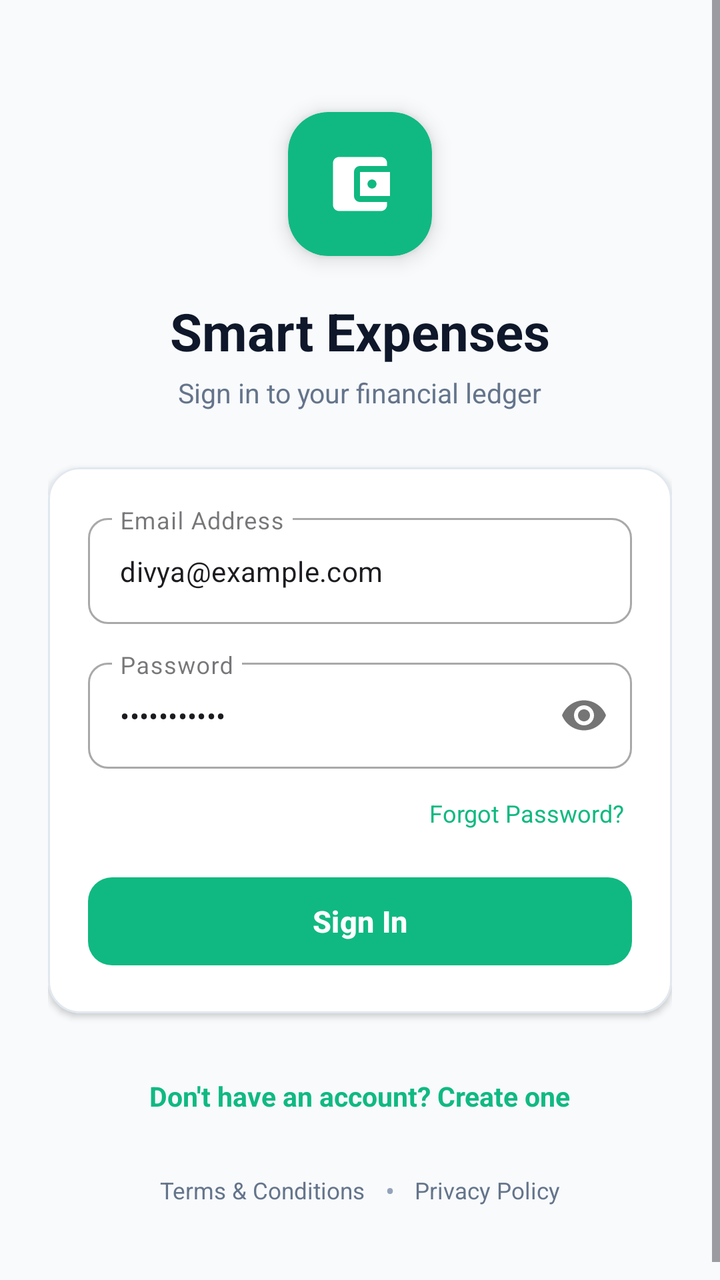
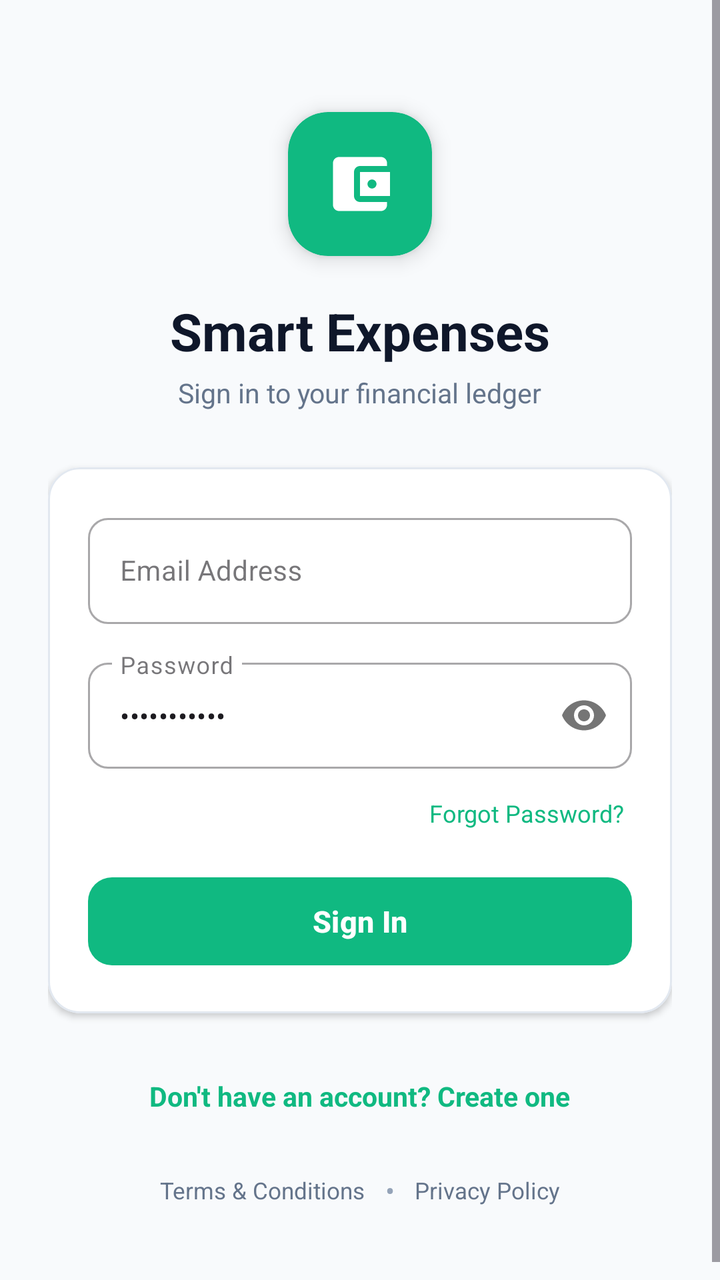

Compare the two renders of this Android layout. The source of the first and the diff that turns it into the second are given below.
<!-- AndroidManifest.xml: application theme Theme.SmartExpensesTracker -->
<!-- res/layout/activity_login.xml -->
<?xml version="1.0" encoding="utf-8"?>
<ScrollView xmlns:android="http://schemas.android.com/apk/res/android"
    xmlns:app="http://schemas.android.com/apk/res-auto"
    android:layout_width="match_parent"
    android:layout_height="match_parent"
    android:fillViewport="true"
    android:background="@color/bg_main">

    <LinearLayout
        android:layout_width="match_parent"
        android:layout_height="wrap_content"
        android:orientation="vertical"
        android:padding="24dp"
        android:gravity="center_horizontal">

        
        <com.google.android.material.card.MaterialCardView
            android:layout_width="72dp"
            android:layout_height="72dp"
            android:layout_marginTop="32dp"
            app:cardCornerRadius="20dp"
            app:cardBackgroundColor="@color/brand_primary"
            app:cardElevation="6dp"
            app:strokeWidth="0dp">

            <ImageView
                android:layout_width="36dp"
                android:layout_height="36dp"
                android:layout_gravity="center"
                android:src="@drawable/ic_wallet"
                app:tint="@color/text_on_primary"
                android:contentDescription="Smart Expenses Tracker Logo" />
        </com.google.android.material.card.MaterialCardView>

        <TextView
            android:layout_width="wrap_content"
            android:layout_height="wrap_content"
            android:layout_marginTop="20dp"
            android:text="Smart Expenses"
            android:textSize="26sp"
            android:textStyle="bold"
            android:textColor="@color/text_primary" />

        <TextView
            android:layout_width="wrap_content"
            android:layout_height="wrap_content"
            android:layout_marginTop="4dp"
            android:text="Sign in to your financial ledger"
            android:textSize="13.5sp"
            android:textColor="@color/text_secondary" />

        
        <com.google.android.material.card.MaterialCardView
            android:layout_width="match_parent"
            android:layout_height="wrap_content"
            android:layout_marginTop="28dp"
            app:cardCornerRadius="16dp"
            app:cardBackgroundColor="@color/bg_card"
            app:cardElevation="2dp"
            app:strokeColor="@color/border_light"
            app:strokeWidth="1dp">

            <LinearLayout
                android:layout_width="match_parent"
                android:layout_height="wrap_content"
                android:orientation="vertical"
                android:padding="20dp">

                
                <com.google.android.material.textfield.TextInputLayout
                    android:id="@+id/tilEmail"
                    style="@style/Widget.MaterialComponents.TextInputLayout.OutlinedBox"
                    android:layout_width="match_parent"
                    android:layout_height="wrap_content"
                    android:hint="Email Address"
                    app:boxCornerRadiusBottomEnd="10dp"
                    app:boxCornerRadiusBottomStart="10dp"
                    app:boxCornerRadiusTopEnd="10dp"
                    app:boxCornerRadiusTopStart="10dp">

                    <com.google.android.material.textfield.TextInputEditText
                        android:id="@+id/etEmail"
                        android:layout_width="match_parent"
                        android:layout_height="wrap_content"
                        android:inputType="textEmailAddress"
                        android:text="divya@example.com"
                        android:maxLines="1"
                        android:textSize="14sp" />
                </com.google.android.material.textfield.TextInputLayout>

                
                <com.google.android.material.textfield.TextInputLayout
                    android:id="@+id/tilPassword"
                    style="@style/Widget.MaterialComponents.TextInputLayout.OutlinedBox"
                    android:layout_width="match_parent"
                    android:layout_height="wrap_content"
                    android:layout_marginTop="14dp"
                    android:hint="Password"
                    app:passwordToggleEnabled="true"
                    app:boxCornerRadiusBottomEnd="10dp"
                    app:boxCornerRadiusBottomStart="10dp"
                    app:boxCornerRadiusTopEnd="10dp"
                    app:boxCornerRadiusTopStart="10dp">

                    <com.google.android.material.textfield.TextInputEditText
                        android:id="@+id/etPassword"
                        android:layout_width="match_parent"
                        android:layout_height="wrap_content"
                        android:inputType="textPassword"
                        android:text="password123"
                        android:maxLines="1"
                        android:textSize="14sp" />
                </com.google.android.material.textfield.TextInputLayout>

                
                <TextView
                    android:id="@+id/tvForgotPassword"
                    android:layout_width="wrap_content"
                    android:layout_height="wrap_content"
                    android:layout_gravity="end"
                    android:layout_marginTop="10dp"
                    android:text="Forgot Password?"
                    android:textSize="12sp"
                    android:textColor="@color/brand_primary"
                    android:padding="4dp" />

                
                <com.google.android.material.button.MaterialButton
                    android:id="@+id/btnLogin"
                    android:layout_width="match_parent"
                    android:layout_height="52dp"
                    android:layout_marginTop="16dp"
                    android:text="Sign In"
                    android:textAllCaps="false"
                    android:textSize="15sp"
                    android:textStyle="bold"
                    android:textColor="@color/text_on_primary"
                    app:backgroundTint="@color/brand_primary"
                    app:cornerRadius="12dp"
                    app:elevation="2dp" />

                
                <ProgressBar
                    android:id="@+id/progressLoading"
                    android:layout_width="32dp"
                    android:layout_height="32dp"
                    android:layout_gravity="center"
                    android:layout_marginTop="12dp"
                    android:indeterminateTint="@color/brand_primary"
                    android:visibility="gone" />

            </LinearLayout>
        </com.google.android.material.card.MaterialCardView>

        
        <TextView
            android:id="@+id/tvSwitchRegister"
            android:layout_width="wrap_content"
            android:layout_height="wrap_content"
            android:layout_marginTop="24dp"
            android:text="Don't have an account? Create one"
            android:textSize="13.5sp"
            android:textStyle="bold"
            android:textColor="@color/brand_primary"
            android:padding="8dp" />

        <View
            android:layout_width="match_parent"
            android:layout_height="0dp"
            android:layout_weight="1" />

        
        <LinearLayout
            android:layout_width="wrap_content"
            android:layout_height="wrap_content"
            android:orientation="horizontal"
            android:layout_marginTop="16dp"
            android:layout_marginBottom="16dp"
            android:gravity="center">

            <TextView
                android:id="@+id/tvTermsLink"
                android:layout_width="wrap_content"
                android:layout_height="wrap_content"
                android:text="Terms &amp; Conditions"
                android:textSize="11.5sp"
                android:textColor="@color/text_secondary"
                android:padding="6dp" />

            <TextView
                android:layout_width="wrap_content"
                android:layout_height="wrap_content"
                android:text="•"
                android:textColor="@color/text_tertiary"
                android:paddingStart="4dp"
                android:paddingEnd="4dp" />

            <TextView
                android:id="@+id/tvPrivacyLink"
                android:layout_width="wrap_content"
                android:layout_height="wrap_content"
                android:text="Privacy Policy"
                android:textSize="11.5sp"
                android:textColor="@color/text_secondary"
                android:padding="6dp" />
        </LinearLayout>

    </LinearLayout>
</ScrollView>
<!-- resources referenced by this layout -->
<resources>
  <color name="bg_card">#FFFFFF</color>
  <color name="bg_main">#F8FAFC</color>
  <color name="border_light">#E2E8F0</color>
  <color name="brand_primary">#10B981</color>
  <color name="text_on_primary">#FFFFFF</color>
  <color name="text_primary">#0F172A</color>
  <color name="text_secondary">#64748B</color>
  <color name="text_tertiary">#94A3B8</color>
  <!-- drawable ic_wallet (drawable) -->
  <vector xmlns:android="http://schemas.android.com/apk/res/android"
      android:width="24dp"
      android:height="24dp"
      android:viewportWidth="24"
      android:viewportHeight="24">
      <path
          android:fillColor="#FFFFFFFF"
          android:pathData="M21,18v1c0,1.1 -0.9,2 -2,2H5c-1.11,0 -2,-0.9 -2,-2V5c0,-1.1 0.89,-2 2,-2h14c1.1,0 2,0.9 2,2v1h-9c-1.11,0 -2,0.9 -2,2v8c0,1.1 0.89,2 2,2h9zm-9,-2h10V8H12v8zm4,-2.5c-0.83,0 -1.5,-0.67 -1.5,-1.5s0.67,-1.5 1.5,-1.5 1.5,0.67 1.5,1.5 -0.67,1.5 -1.5,1.5z"/>
  </vector>
  <style name="Theme.SmartExpensesTracker" parent="Theme.Material3.Light.NoActionBar">
          <item name="colorPrimary">@color/brand_primary</item>
          <item name="colorPrimaryDark">@color/brand_primary_dark</item>
          <item name="colorAccent">@color/brand_accent</item>
          <item name="android:windowBackground">@color/bg_main</item>
          <item name="android:statusBarColor">@color/bg_main</item>
          <item name="android:windowLightStatusBar">true</item>
      </style>
  <color name="brand_primary_dark">#047857</color>
  <color name="brand_accent">#059669</color>
</resources>

<!-- the commit's change to res/layout/activity_login.xml (unified diff, before → after) -->
@@ -83,7 +83,6 @@
                         android:layout_width="match_parent"
                         android:layout_height="wrap_content"
                         android:inputType="textEmailAddress"
-                        android:text="divya@example.com"
                         android:maxLines="1"
                         android:textSize="14sp" />
                 </com.google.android.material.textfield.TextInputLayout>
